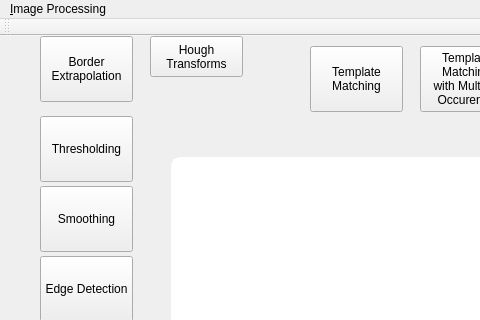
Above: ComputerVisionApplications/mainwindow.ui from hardiktechnoplanet/ComputerVisionApplications before the change; both pictures show x 0 to 480 and y 0 to 320 of the 1327 by 644 pixel window. Below: the same form after it.
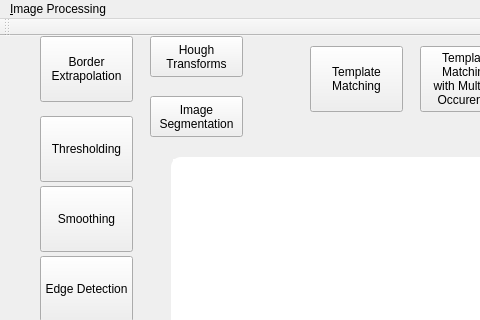
That is the form after the change. Icons and pictures are not drawn.

Commit message: added Image Segmentation Watershed algorithm

What changed in the file:
```diff
--- a/ComputerVisionApplications/mainwindow.ui
+++ b/ComputerVisionApplications/mainwindow.ui
@@ -438,6 +438,52 @@
 Transforms</string>
     </property>
    </widget>
+   <widget class="QPushButton" name="segment_pushButton">
+    <property name="geometry">
+     <rect>
+      <x>150</x>
+      <y>60</y>
+      <width>93</width>
+      <height>41</height>
+     </rect>
+    </property>
+    <property name="styleSheet">
+     <string notr="true">JdkButton:hover[IsSelected=&quot;false&quot;][IsActive=&quot;true&quot;]
+{
+		
+	border-image: url(:/PluginBtn/Graphics/PluginButtons/But4ro.png);
+}
+
+JdkButton:!hover[IsSelected=&quot;false&quot;][IsActive=&quot;true&quot;]
+{
+		
+	border-image: url(:/PluginBtn/Graphics/PluginButtons/But4av.png);
+}
+
+JdkButton:pressed[IsSelected=&quot;false&quot;][IsActive=&quot;true&quot;]
+{
+		border-image: url(:/PluginBtn/Graphics/PluginButtons/But4av.png);
+}
+
+JdkButton[IsSelected=&quot;false&quot;][IsActive=&quot;false&quot;]
+{
+		
+	border-image: url(:/PluginBtn/Graphics/PluginButtons/But4in.png);
+}
+
+JdkButton[IsSelected=&quot;true&quot;][IsActive=&quot;true&quot;]
+{
+	
+		
+	border-image: url(:/PluginBtn/Graphics/PluginButtons/But4se.png);
+}
+</string>
+    </property>
+    <property name="text">
+     <string>Image 
+Segmentation</string>
+    </property>
+   </widget>
    <zorder>mulTemplatemat_pushButton</zorder>
    <zorder>displayImg_checkBox</zorder>
    <zorder>layoutWidget</zorder>
```
Left out of the diff: 1 changed line with no effect on the pictures. The commit also changes 6 other files.
